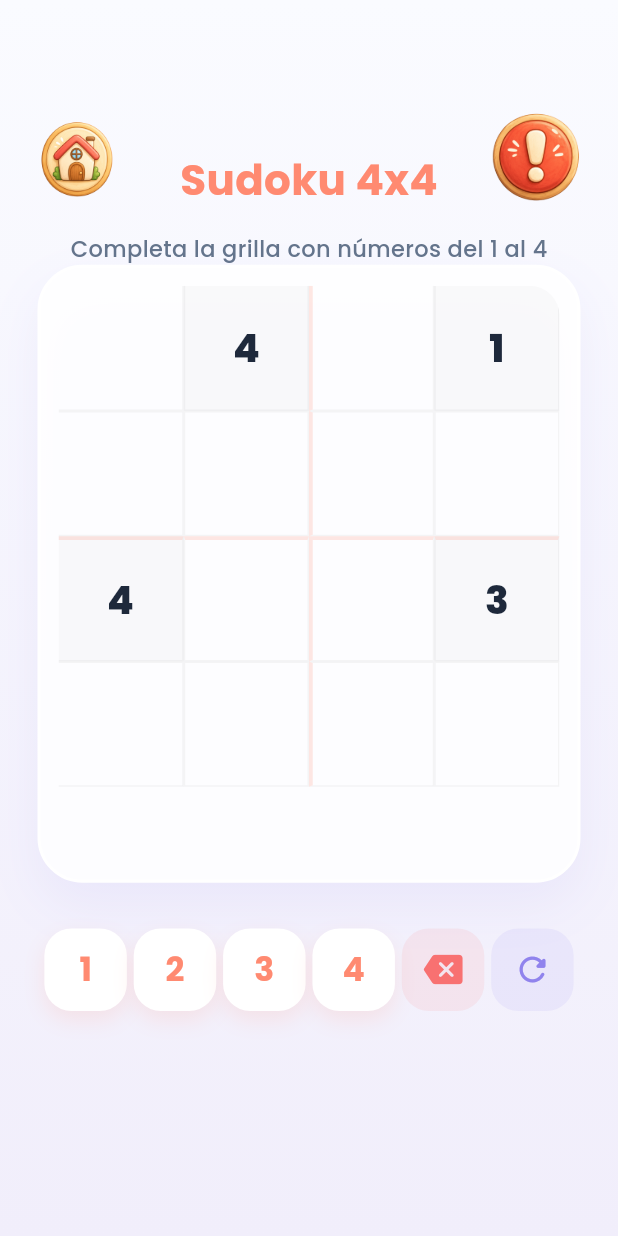
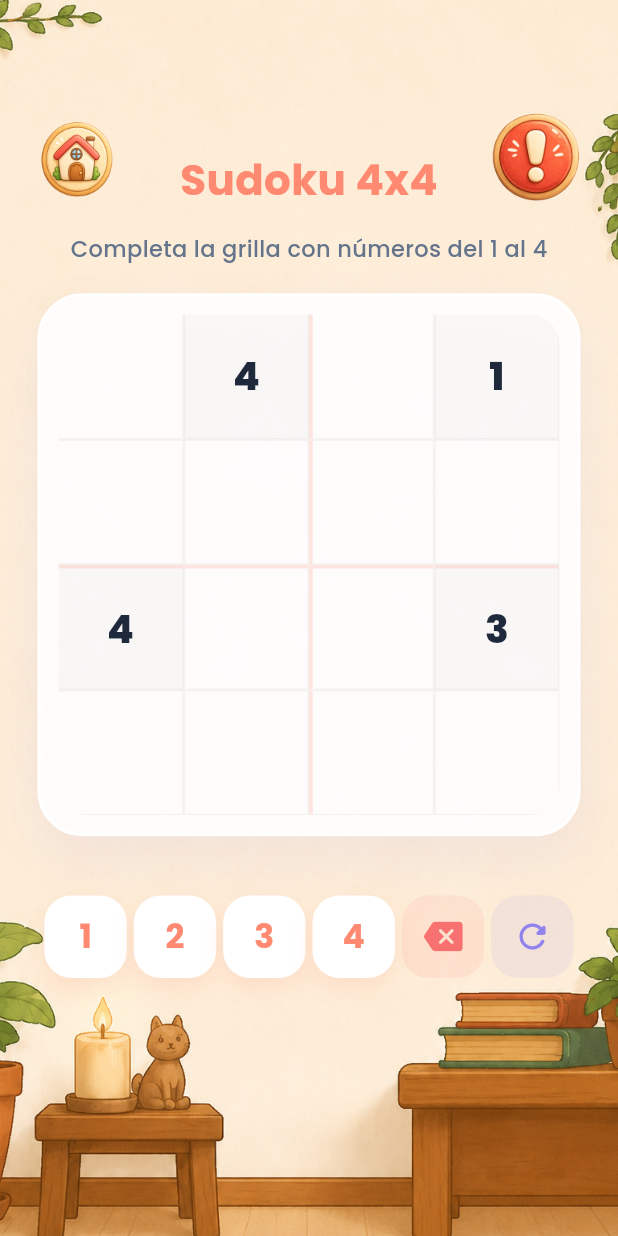
Before and after one commit to JosePizarro1/app-salud, a Flutter app: the SudokuPage screen opened by its route, on a phone screen of 412 x 824 dp. Run offline on Flutter 3.47's test engine with Material 3 defaults, Android fonts, the phone set to English and light mode, and no system bars; our stand-ins replace animate_do, audioplayers, connectivity_plus, flutter_dotenv, flutter_local_notifications, flutter_timezone and 6 more; missing offline and left inert: dotlottie_flutter; accounts and stored records are empty.

Commit message:
feat: add dynamic backgrounds and implement responsive layout for Sudoku grid

```diff
--- a/lib/features/emotions/pages/meditation_page.dart
+++ b/lib/features/emotions/pages/meditation_page.dart
@@ -938,13 +938,20 @@ class _MeditationPageState extends State<MeditationPage> with TickerProviderStat
   @override
   Widget build(BuildContext context) {
     final bool isNotificationActive = _isDayNotificationEnabled || _isNightNotificationEnabled;
+    final bool isSelectionView = !_showRecommendations && !_isSessionActive && !_isSessionFinished;
 
     return Scaffold(
       backgroundColor: const Color(0xFFFAFBFF),
       body: Stack(
         fit: StackFit.expand,
         children: [
-          // Background gradient
+          // Dynamic Background
+          if (isSelectionView)
+            Image.asset(
+              'assets/images/fondo_modulo3.PNG',
+              fit: BoxFit.cover,
+            )
+          else
             Container(
               decoration: const BoxDecoration(
                 gradient: LinearGradient(
--- a/lib/features/games/pages/sudoku_page.dart
+++ b/lib/features/games/pages/sudoku_page.dart
@@ -97,16 +97,21 @@ class _SudokuPageState extends State<SudokuPage> {
 
   @override
   Widget build(BuildContext context) {
+    final mediaQuery = MediaQuery.of(context);
+    final screenWidth = mediaQuery.size.width;
+    final screenHeight = mediaQuery.size.height;
+
+    // Responsive sizing to prevent overflow on tablets/small screens
+    final double gridWidth = screenWidth < 500 ? (screenWidth - 50) : 400.0;
+    final double topSpacing = screenHeight < 750 ? 60.0 : 100.0;
+    final double bottomSpacing = screenHeight < 750 ? 63.0 : 152.0;
+
     return Scaffold(
       body: Container(
         decoration: const BoxDecoration(
-          gradient: LinearGradient(
-            begin: Alignment.topCenter,
-            end: Alignment.bottomCenter,
-            colors: [
-              AppColors.bgLight,
-              AppColors.surfaceLight,
-            ],
+          image: DecorationImage(
+            image: AssetImage('assets/images/fondo_sudoku.png'),
+            fit: BoxFit.cover,
           ),
         ),
         child: Stack(
@@ -117,7 +122,7 @@ class _SudokuPageState extends State<SudokuPage> {
             SafeArea(
               child: Column(
                 children: [
-                  const SizedBox(height: 100), // Bajado un poco más como pidió el usuario
+                  SizedBox(height: topSpacing),
                   FadeInDown(
                     child: Text(
                       "Sudoku 4x4",
@@ -128,7 +133,7 @@ class _SudokuPageState extends State<SudokuPage> {
                       ),
                     ),
                   ),
-                  const SizedBox(height: 15), // Spacing aumentado
+                  const SizedBox(height: 15),
                   FadeInDown(
                     delay: const Duration(milliseconds: 200),
                     child: Text(
@@ -142,13 +147,14 @@ class _SudokuPageState extends State<SudokuPage> {
                   ),
                   const Spacer(),
 
-                  // Grilla Sudoku
+                  // Grilla Sudoku responsive
                   FadeIn(
                     delay: const Duration(milliseconds: 400),
+                    child: SizedBox(
+                      width: gridWidth,
                       child: AspectRatio(
                         aspectRatio: 1,
                         child: Container(
-                        margin: const EdgeInsets.symmetric(horizontal: 25),
                           padding: const EdgeInsets.all(12),
                           decoration: BoxDecoration(
                             color: Colors.white.withValues(alpha: 0.9),
@@ -180,12 +186,13 @@ class _SudokuPageState extends State<SudokuPage> {
                         ),
                       ),
                     ),
+                  ),
 
                   const Spacer(),
 
                   // Teclado Numérico
                   Padding(
-                    padding: const EdgeInsets.symmetric(horizontal: 25, vertical: 30),
+                    padding: const EdgeInsets.symmetric(horizontal: 25, vertical: 20),
                     child: Row(
                       mainAxisAlignment: MainAxisAlignment.spaceEvenly,
                       children: [
@@ -212,7 +219,7 @@ class _SudokuPageState extends State<SudokuPage> {
                     ),
                   ),
 
-                  const SizedBox(height: 120), // Subido aún más como pidió el usuario
+                  SizedBox(height: bottomSpacing),
                 ],
               ),
             ),
```
Also changed, not shown: assets/images/fondo_sudoku.png (added). Lines whose indentation alone changed are shown as unchanged.
